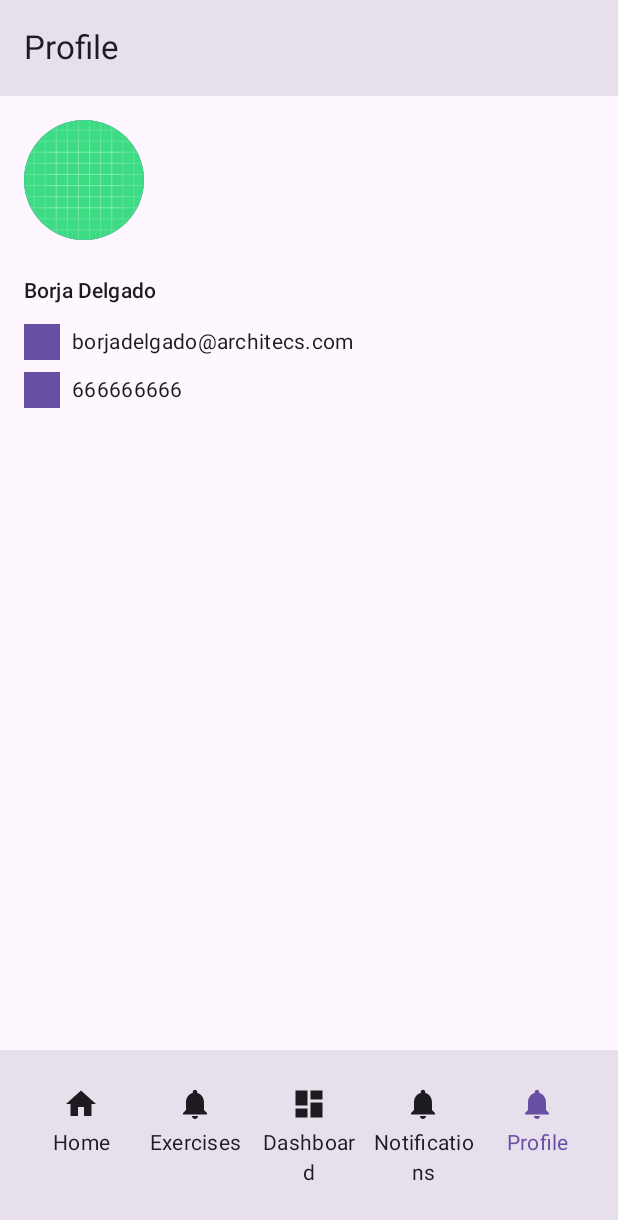
After one commit to cristiangoncas/SnackMovement, an Android app built with Jetpack Compose: the ProfileScreen screen opened through its navigation route, on a phone screen of 412 x 824 dp. The commit adds this screen. Shown: the top 1220 px of the screen. Run offline under Robolectric (Android 15) with nearby library versions, the phone set to English and light mode, and no system bars.

Commit message:
Added profile screen with view model and navigation

```diff
--- a/app/src/main/java/com/cristiangoncas/snackmovement/ui/Navigation.kt
+++ b/app/src/main/java/com/cristiangoncas/snackmovement/ui/Navigation.kt
@@ -29,6 +29,7 @@ import androidx.navigation.compose.currentBackStackEntryAsState
 import androidx.navigation.compose.rememberNavController
 import androidx.navigation.navArgument
 import com.cristiangoncas.snackmovement.R
+import com.cristiangoncas.snackmovement.ui.screens.profile.ProfileScreen
 import com.cristiangoncas.snackmovement.ui.screens.dashboard.DashboardScreen
 import com.cristiangoncas.snackmovement.ui.screens.exercisedetail.ExerciseDetailScreen
 import com.cristiangoncas.snackmovement.ui.screens.exercises.ExercisesScreen
@@ -59,6 +60,11 @@ fun Navigation() {
         TopLevelRoute(
             name = stringResource(R.string.title_notifications),
             route = Notifications,
+            icon = painterResource(R.drawable.ic_notifications_black_24dp),
+        ),
+        TopLevelRoute(
+            name = stringResource(R.string.title_profile),
+            route = Profile,
             icon = painterResource(R.drawable.ic_notifications_black_24dp),
         ),
     )
@@ -128,6 +134,9 @@ fun Navigation() {
             composable<Notifications> {
                 NotificationsScreen()
             }
+            composable<Profile> {
+                ProfileScreen()
+            }
         }
     }
 }
@@ -182,3 +191,6 @@ object Dashboard
 
 @Serializable
 object Notifications
+
+@Serializable
+object Profile
--- /dev/null
+++ b/app/src/main/java/com/cristiangoncas/snackmovement/ui/screens/profile/ProfileScreen.kt
@@ -0,0 +1,113 @@
+package com.cristiangoncas.snackmovement.ui.screens.profile
+
+import androidx.compose.foundation.Image
+import androidx.compose.foundation.background
+import androidx.compose.foundation.layout.*
+import androidx.compose.foundation.shape.CircleShape
+import androidx.compose.material3.*
+import androidx.compose.runtime.Composable
+import androidx.compose.ui.Alignment
+import androidx.compose.ui.Modifier
+import androidx.compose.ui.draw.clip
+import androidx.compose.ui.res.painterResource
+import androidx.compose.ui.res.stringResource
+import androidx.compose.ui.tooling.preview.Preview
+import androidx.compose.ui.unit.dp
+import com.cristiangoncas.snackmovement.R
+
+@OptIn(ExperimentalMaterial3Api::class)
+@Composable
+fun ProfileScreen() {
+    Scaffold(
+        topBar = {
+            TopAppBar(
+                title = {
+                    Text(text = stringResource(R.string.title_profile))
+                },
+                colors = TopAppBarDefaults.topAppBarColors(
+                    containerColor = MaterialTheme.colorScheme.surfaceVariant,
+                ),
+            )
+        },
+    ) { padding ->
+        Box(
+            modifier = Modifier
+                .background(MaterialTheme.colorScheme.surface)
+                .fillMaxSize()
+                .padding(padding)
+        ) {
+            Column(
+                modifier = Modifier
+                    .fillMaxWidth()
+                    .padding(16.dp)
+            ) {
+                Row(
+                    verticalAlignment = Alignment.CenterVertically
+                ) {
+                    Image(
+                        painter = painterResource(R.drawable.ic_launcher_background),
+                        contentDescription = null,
+                        modifier = Modifier
+                            .size(80.dp)
+                            .clip(CircleShape)
+                            .background(MaterialTheme.colorScheme.primary)
+                    )
+                }
+                Spacer(modifier = Modifier.height(24.dp))
+
+                Column(
+                    modifier = Modifier.fillMaxWidth()
+                ) {
+                    Text(
+                        text = "Borja Delgado",
+                        style = MaterialTheme.typography.titleSmall,
+                        color = MaterialTheme.colorScheme.onSurface
+                    )
+                    Spacer(modifier = Modifier.height(8.dp))
+
+                    Row(
+                        verticalAlignment = Alignment.CenterVertically,
+                        modifier = Modifier.padding(vertical = 4.dp)
+                    ) {
+                        Icon(
+                            painter = painterResource(R.drawable.ic_launcher_background),
+                            contentDescription = null,
+                            tint = MaterialTheme.colorScheme.primary,
+                            modifier = Modifier.size(24.dp)
+                        )
+                        Spacer(modifier = Modifier.width(8.dp))
+                        Text(
+                            text = "borjadelgado@architecs.com",
+                            style = MaterialTheme.typography.bodyMedium,
+                            color = MaterialTheme.colorScheme.onSurface
+                        )
+                    }
+
+                    Row(
+                        verticalAlignment = Alignment.CenterVertically,
+                        modifier = Modifier.padding(vertical = 4.dp)
+                    ) {
+                        Icon(
+                            painter = painterResource(R.drawable.ic_launcher_background),
+                            contentDescription = "borja_delgado",
+                            tint = MaterialTheme.colorScheme.primary,
+                            modifier = Modifier.size(24.dp)
+                        )
+                        Spacer(modifier = Modifier.width(8.dp))
+                        Text(
+                            text = "666666666",
+                            style = MaterialTheme.typography.bodyMedium,
+                            color = MaterialTheme.colorScheme.onSurface
+                        )
+                    }
+                }
+            }
+        }
+    }
+}
+
+@Preview(showBackground = true)
+@Composable
+fun ProfileScreenPreview() {
+    ProfileScreen()
+}
--- /dev/null
+++ b/app/src/main/java/com/cristiangoncas/snackmovement/ui/screens/profile/ProfileViewModel.kt
@@ -0,0 +1,15 @@
+package com.cristiangoncas.snackmovement.ui.screens.profile
+
+import androidx.lifecycle.ViewModel
+import kotlinx.coroutines.flow.MutableStateFlow
+import kotlinx.coroutines.flow.asStateFlow
+
+class ProfileViewModel : ViewModel() {
+
+    private val _state = MutableStateFlow(UIState())
+    val state get() = _state.asStateFlow()
+}
+
+data class UIState(
+    val text: String = "This is profile screen",
+)
--- a/app/src/main/res/values/strings.xml
+++ b/app/src/main/res/values/strings.xml
@@ -4,4 +4,5 @@
     <string name="title_dashboard">Dashboard</string>
     <string name="title_notifications">Notifications</string>
     <string name="title_exercises">Exercises</string>
+    <string name="title_profile">Profile</string>
 </resources>
```
